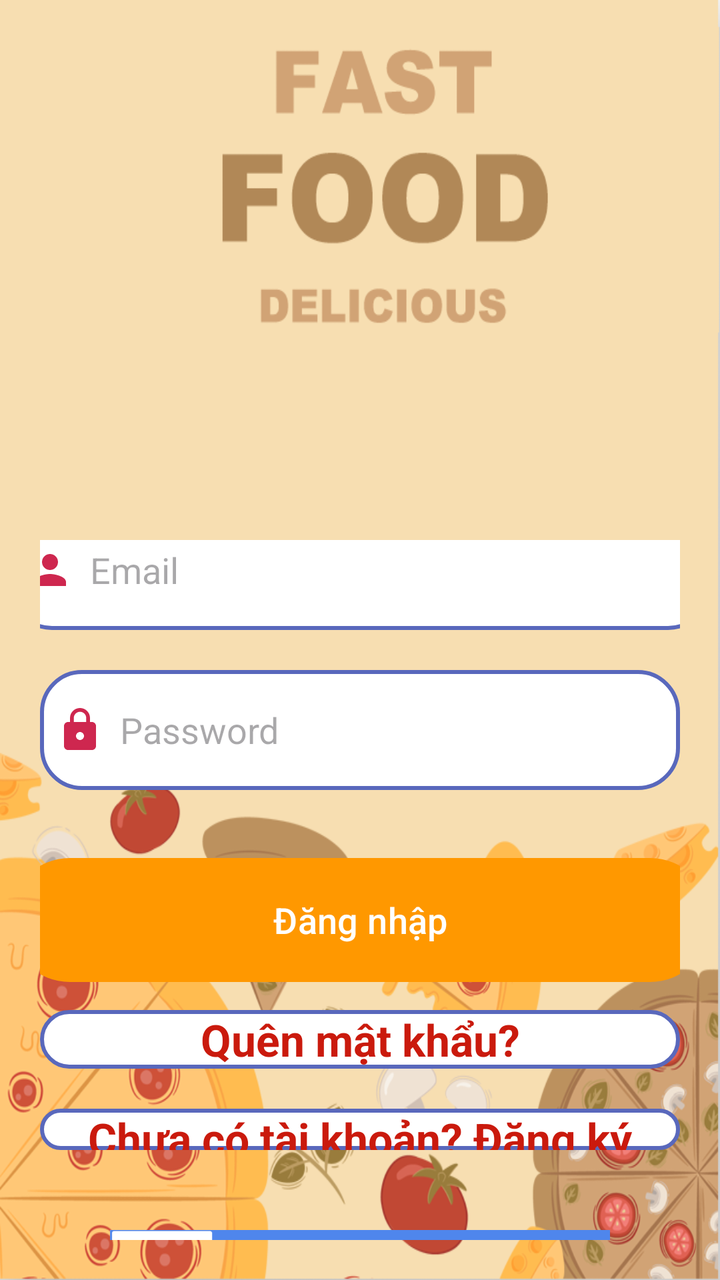
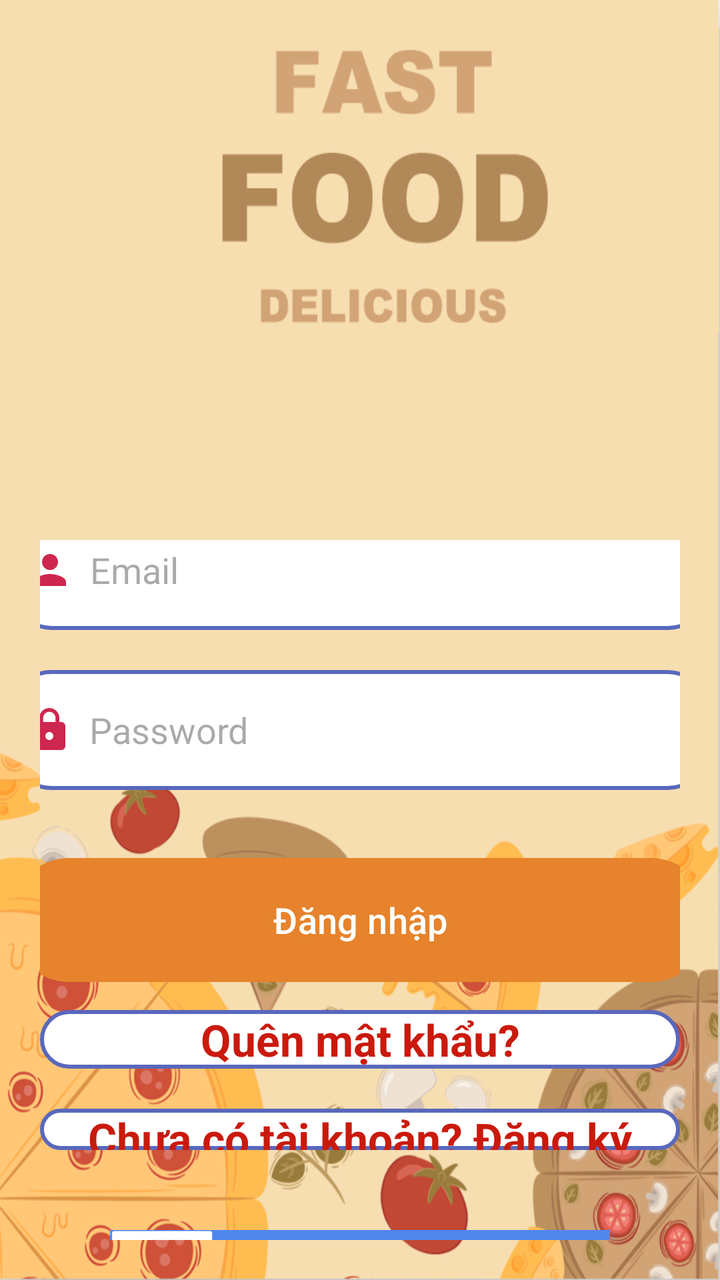

Two renders of the same Android screen: before a commit and after it. Below are the layout's source before the change and the commit's diff.
<!-- AndroidManifest.xml: application theme Theme.Project_Food -->
<!-- res/layout/activity_login.xml -->
<?xml version="1.0" encoding="utf-8"?>
<LinearLayout
    xmlns:android="http://schemas.android.com/apk/res/android"
    xmlns:app="http://schemas.android.com/apk/res-auto"
    xmlns:tools="http://schemas.android.com/tools"
    android:layout_width="match_parent"
    android:layout_height="match_parent"
    android:orientation="vertical"
    android:background="@drawable/logininterface2"
    tools:context=".activity.LoginActivity">

            <LinearLayout
                android:layout_width="match_parent"
                android:layout_height="wrap_content"
                android:orientation="vertical"
                android:gravity="center"
                android:layout_marginTop="250dp"
                android:padding="20dp">
                <EditText
                    android:layout_width="350dp"
                    android:layout_height="60dp"
                    android:id="@+id/login_email"
                    android:background="@drawable/lavender_border"
                    android:layout_marginTop="30dp"
                    android:padding="8dp"
                    android:hint="Email"
                    android:drawableLeft="@drawable/baseline_person_24"
                    android:drawablePadding="8dp"
                    />

                <RelativeLayout
                    android:layout_width="wrap_content"
                    android:layout_height="wrap_content"
                    >

                    <EditText
                        android:id="@+id/login_password"
                        android:layout_width="350dp"
                        android:layout_height="60dp"
                        android:layout_marginTop="20dp"
                        android:background="@drawable/lavender_border"
                        android:drawableLeft="@drawable/baseline_lock_24"
                        android:drawablePadding="8dp"
                        android:hint="Password"
                        android:inputType="textPassword"
                        android:padding="8dp" />

                    <ImageView
                        android:id="@+id/show_hide_password"
                        android:layout_width="30dp"
                        android:layout_height="30dp"
                        android:layout_below="@+id/login_password"
                        android:layout_alignParentEnd="true"
                        android:layout_marginTop="-46dp"
                        android:layout_marginEnd="38dp"
                        android:layout_marginRight="10dp" />

                </RelativeLayout>

                <Button
                    android:layout_width="350dp"
                    android:layout_height="70dp"
                    android:text="Đăng nhập"
                    android:id="@+id/login_button"
                    android:textSize="18sp"
                    android:layout_marginTop="30dp"
                    app:cornerRadius = "30dp"
                    />
                <TextView
                    android:layout_width="match_parent"
                    android:layout_height="match_parent"
                    android:id="@+id/forgotPassword"
                    android:text="Quên mật khẩu?"
                    android:textColor="@color/red"
                    android:layout_marginTop="10dp"
                    android:textStyle="bold"
                    android:textSize="22dp"
                    android:gravity="center"
                    android:background="@drawable/lavender_border"
                    />
                <TextView
                    android:layout_width="match_parent"
                    android:layout_height="match_parent"
                    android:id="@+id/signupRedirectText"
                    android:text="Chưa có tài khoản? Đăng ký ngay!"
                    android:textColor="@color/red"
                    android:layout_marginTop="20dp"
                    android:textStyle="bold"
                    android:textSize="22dp"
                    android:gravity="center"
                    android:background="@drawable/lavender_border"
                    />
                <TextView
                    android:layout_width="match_parent"
                    android:layout_height="match_parent"
                    android:id="@+id/textyeah"
                    android:text="Hoặc đăng nhập ngay với Google:"
                    android:textColor="@color/grey"
                    android:layout_marginTop="20dp"
                    android:textStyle="bold"
                    android:textSize="22dp"
                    android:gravity="center"

                    />
                <ImageView
                    android:id="@+id/signinGoogle"
                    android:layout_marginTop="20dp"
                    android:layout_width="250dp"
                    android:layout_height="50dp"
                    android:background="@drawable/googlesigninbutton"
                    />
            </LinearLayout>
    <ProgressBar
        android:layout_width="wrap_content"
        android:layout_height="wrap_content"
        android:id="@+id/login_progressBar"
        android:elevation="10dp"
        android:outlineAmbientShadowColor="@color/blue"
        android:outlineSpotShadowColor="@color/pupple"
        android:layout_gravity="center"
        android:visibility="gone"
        />

</LinearLayout>
<!-- resources referenced by this layout -->
<resources>
  <color name="blue">#19A1DF</color>
  <color name="grey">#424242</color>
  <color name="pupple">#5968BC</color>
  <color name="red">#CA1A0D</color>
  <!-- drawable baseline_lock_24 (drawable) -->
  <vector android:height="24dp" android:tint="#CE274F"
      android:viewportHeight="24" android:viewportWidth="24"
      android:width="24dp" xmlns:android="http://schemas.android.com/apk/res/android">
      <path android:fillColor="@android:color/white" android:pathData="M18,8h-1L17,6c0,-2.76 -2.24,-5 -5,-5S7,3.24 7,6v2L6,8c-1.1,0 -2,0.9 -2,2v10c0,1.1 0.9,2 2,2h12c1.1,0 2,-0.9 2,-2L20,10c0,-1.1 -0.9,-2 -2,-2zM12,17c-1.1,0 -2,-0.9 -2,-2s0.9,-2 2,-2 2,0.9 2,2 -0.9,2 -2,2zM15.1,8L8.9,8L8.9,6c0,-1.71 1.39,-3.1 3.1,-3.1 1.71,0 3.1,1.39 3.1,3.1v2z"/>
  </vector>
  <!-- drawable baseline_person_24 (drawable) -->
  <vector android:height="24dp" android:tint="#CE274F"
      android:viewportHeight="24" android:viewportWidth="24"
      android:width="24dp" xmlns:android="http://schemas.android.com/apk/res/android">
      <path android:fillColor="@android:color/white" android:pathData="M12,12c2.21,0 4,-1.79 4,-4s-1.79,-4 -4,-4 -4,1.79 -4,4 1.79,4 4,4zM12,14c-2.67,0 -8,1.34 -8,4v2h16v-2c0,-2.66 -5.33,-4 -8,-4z"/>
  </vector>
  <!-- drawable googlesigninbutton: png bitmap (drawable, 28004 bytes) -->
  <!-- drawable lavender_border (drawable) -->
  <?xml version="1.0" encoding="utf-8"?>
  <shape xmlns:android="http://schemas.android.com/apk/res/android"
      android:shape="rectangle">
  
      <corners
          android:radius="20dp"/>
  
      <stroke
          android:color="@color/pupple"
          android:width="2dp"/>
      <solid
         android:color="@color/white" />
  
  
  
  </shape>
  <!-- drawable logininterface2: png bitmap (drawable, 216923 bytes) -->
  <style name="Theme.Project_Food" parent="Base.Theme.Project_Food" />
  <color name="white">#FFFFFFFF</color>
  <style name="Base.Theme.Project_Food" parent="Theme.Material3.DayNight.NoActionBar">
          
          <item name="colorPrimary">@color/lightorange</item>
          <item name="colorPrimaryVariant">@color/white</item>
          <item name="android:textColorPrimary">@color/black</item>
          <item name="android:statusBarColor">@color/lightorange</item>
      </style>
  <color name="lightorange">#FF9800</color>
  <color name="black">#FF000000</color>
</resources>

<!-- the commit's change to res/layout/activity_login.xml (unified diff, before → after) -->
@@ -29,9 +29,8 @@
                     />
 
                 <RelativeLayout
-                    android:layout_width="wrap_content"
-                    android:layout_height="wrap_content"
-                    >
+                    android:layout_width="351dp"
+                    android:layout_height="wrap_content">
 
                     <EditText
                         android:id="@+id/login_password"
@@ -52,8 +51,7 @@
                         android:layout_below="@+id/login_password"
                         android:layout_alignParentEnd="true"
                         android:layout_marginTop="-46dp"
-                        android:layout_marginEnd="38dp"
-                        android:layout_marginRight="10dp" />
+                        android:layout_marginEnd="30dp" />
 
                 </RelativeLayout>
 
@@ -65,6 +63,7 @@
                     android:textSize="18sp"
                     android:layout_marginTop="30dp"
                     app:cornerRadius = "30dp"
+                    android:backgroundTint="@color/orange"
                     />
                 <TextView
                     android:layout_width="match_parent"
<!-- resource entries referenced after the edit -->
@@ -2,6 +2,7 @@
 <resources>
   <color name="blue">#19A1DF</color>
   <color name="grey">#424242</color>
+  <color name="orange">#E6832C</color>
   <color name="pupple">#5968BC</color>
   <color name="red">#CA1A0D</color>
   <!-- drawable baseline_lock_24 (drawable) -->
